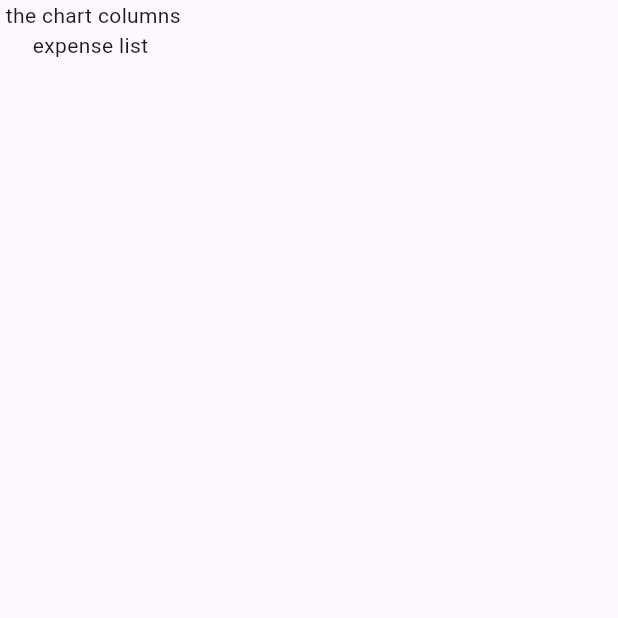
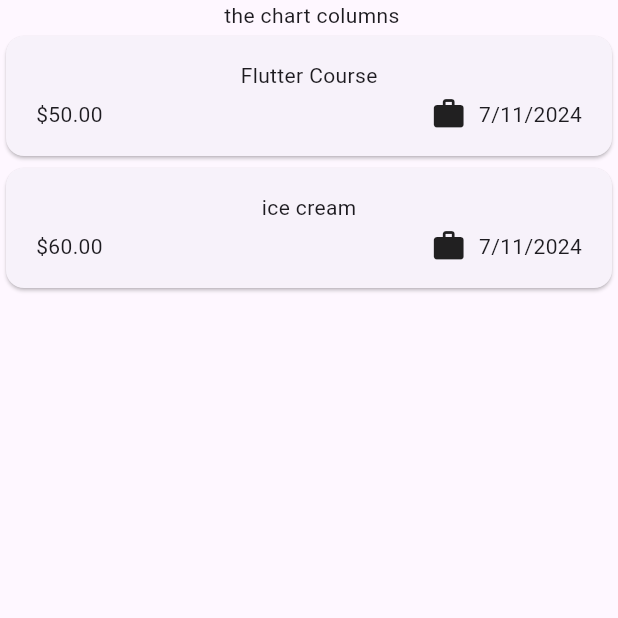
Before and after one commit to PranavPaliwal/Spendings, a Flutter app: the screen it shows after launch, on a phone screen of 412 x 824 dp, the top half of it. Run offline on Flutter 3.47's test engine with Material 3 defaults, Android fonts, the phone set to English and light mode, and no system bars.

Commit message:
Development phase commit

```diff
--- a/lib/expenses.dart
+++ /dev/null
@@ -1,24 +0,0 @@
-import 'package:flutter/material.dart';
-
-class Expenses extends StatefulWidget {
-  const Expenses({super.key});
-
-  @override
-  State<Expenses> createState(){
-    return _ExpensesState();
-  }
-}
-
-class _ExpensesState extends State<Expenses> {
-  @override
-  Widget build(BuildContext context) {
-
-   return Scaffold(body: Column(
-    children: const [
-      Text(" the chart columns"),
-      Text("expense list"),
-    ],
-    ),
-    );
-  }
-}
--- a/lib/main.dart
+++ b/lib/main.dart
@@ -1,5 +1,5 @@
 import 'package:flutter/material.dart';
-import 'package:spendings/expenses.dart';
+import 'package:spendings/widgets/expenses.dart';
 
 void main() {
   runApp(
--- /dev/null
+++ b/lib/models/expense.dart
@@ -0,0 +1,36 @@
+import 'package:flutter/material.dart';
+import 'package:uuid/uuid.dart';
+import 'package:intl/intl.dart';
+
+
+final formatter= DateFormat.yMd();
+
+const uuid=Uuid();
+
+enum Category { food, travel, leisure, work}
+
+const CategoryIcons= {
+  Category.food: Icons.lunch_dining_rounded,
+  Category.travel: Icons.flight_takeoff_rounded,
+  Category.leisure: Icons.movie_creation_rounded,
+  Category.work: Icons.work_rounded,
+};
+
+class Expense {
+  Expense({
+          required this.title,
+          required this.amount,
+          required this.date,
+          required this.category,
+  }): id=uuid.v4();
+
+  final String id;
+  final String title;
+  final double amount;
+  final DateTime date;
+  final Category category;
+
+  String get formattedDate{
+    return formatter.format(date);
+  }
+}
--- /dev/null
+++ b/lib/widgets/expense_list/exepnse_list.dart
@@ -0,0 +1,12 @@
+import 'package:flutter/material.dart';
+import 'package:spendings/models/expense.dart';
+import 'package:spendings/widgets/expense_list/expense_item.dart';
+class ExpenseList extends StatelessWidget {
+  const ExpenseList({super.key,required this.expenses });
+
+  final List<Expense> expenses;
+  @override
+  Widget build(BuildContext context) {
+    return ListView.builder(itemCount:expenses.length ,itemBuilder: (ctx,index) => ExpenseItem(expenses[index]));
+  }
+}
--- /dev/null
+++ b/lib/widgets/expense_list/expense_item.dart
@@ -0,0 +1,39 @@
+import 'package:flutter/material.dart';
+import 'package:spendings/models/expense.dart';
+
+class ExpenseItem extends StatelessWidget {
+  const ExpenseItem(this.expense, {super.key});
+
+  final Expense expense;
+  @override
+  Widget build(BuildContext context) {
+    return Card(
+
+      child: Padding(
+        padding: const EdgeInsets.symmetric(
+          horizontal: 20,
+          vertical: 16,
+        ),
+        child: Column(
+          children: [
+            Text(expense.title),
+            const SizedBox(height: 4,),
+            Row(
+              children: [
+                Text('\$${expense.amount.toStringAsFixed(2)}'),
+                const Spacer(),
+                Row(
+                  children: [
+                    Icon(CategoryIcons[expense.category]),
+                    const SizedBox(width: 8,),
+                    Text(expense.formattedDate)
+                  ],
+                ),
+              ],
+            )
+          ],
+        ),
+      ),
+      );
+  }
+}
--- /dev/null
+++ b/lib/widgets/expenses.dart
@@ -0,0 +1,34 @@
+import 'package:flutter/material.dart';
+import 'package:flutter/widgets.dart';
+import 'package:spendings/models/expense.dart';
+import 'package:spendings/widgets/expense_list/exepnse_list.dart';
+
+class Expenses extends StatefulWidget {
+  const Expenses({super.key});
+
+  @override
+  State<Expenses> createState(){
+    return _ExpensesState();
+  }
+}
+
+class _ExpensesState extends State<Expenses> {
+
+    final List <Expense> _registeredExpenses=[
+      Expense(title:'Flutter Course',amount: 50.0,date: DateTime.now(), category: Category.work),
+       Expense(title:'ice cream',amount: 60.0,date: DateTime.now(), category: Category.work),
+    ];
+
+  @override
+  Widget build(BuildContext context) {
+
+   return Scaffold(body: Column(
+    children: [
+      const Text(" the chart columns"),
+      Expanded(child: ExpenseList(expenses: _registeredExpenses),
+        )
+       ],
+      ),
+    );
+  }
+}
--- a/pubspec.yaml
+++ b/pubspec.yaml
@@ -35,6 +35,8 @@ dependencies:
   # The following adds the Cupertino Icons font to your application.
   # Use with the CupertinoIcons class for iOS style icons.
   cupertino_icons: ^1.0.6
+  uuid: ^4.4.0
+  intl: ^0.19.0
 
 dev_dependencies:
   flutter_test:
```
Also changed, not shown: pubspec.lock.
